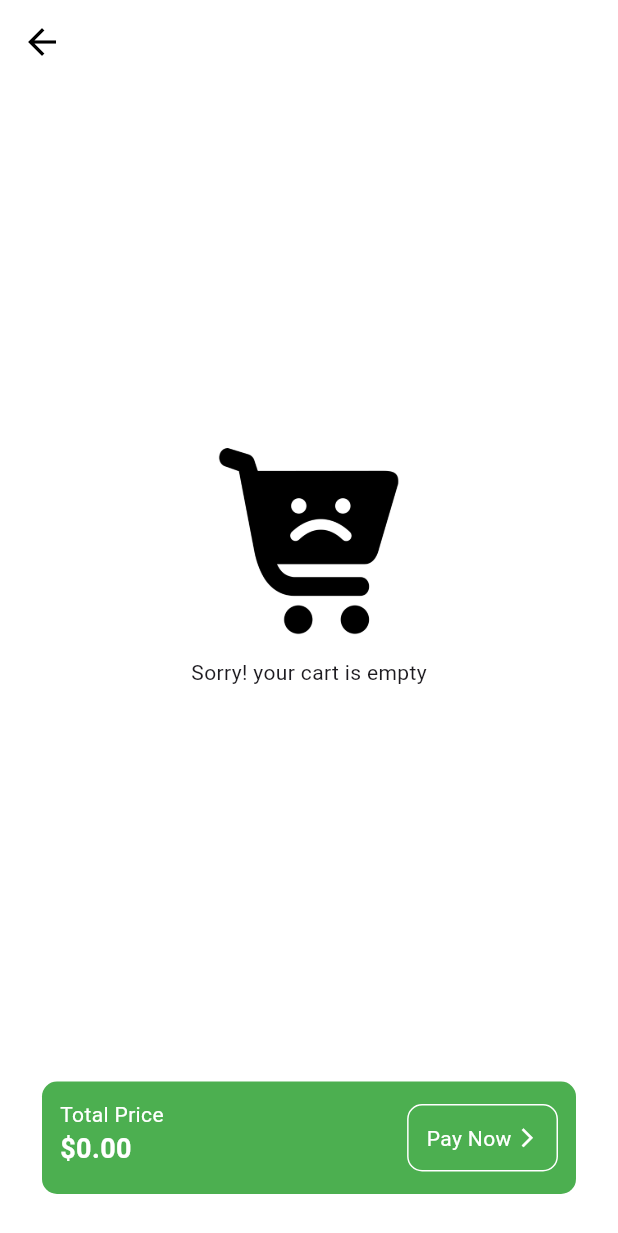
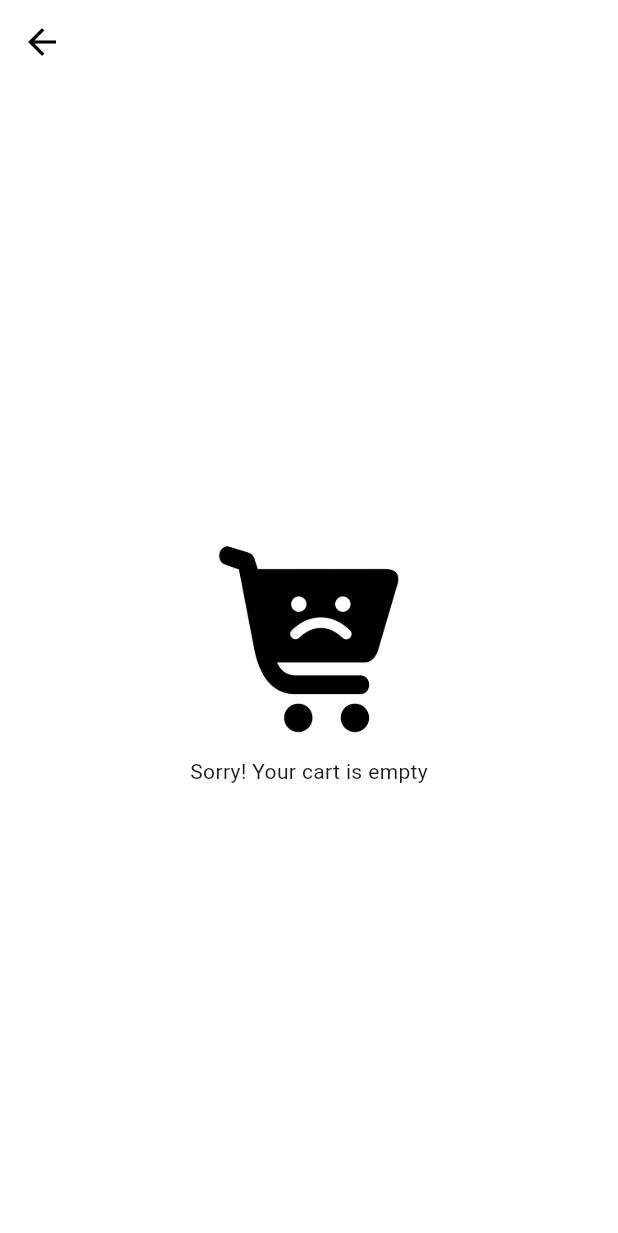
Before and after one commit to zohneertariq01/grocery_app, a Flutter app: the CartScreen screen opened directly, on a phone screen of 412 x 824 dp. Shown: the top 1233 px of the screen. Run offline on Flutter 3.47's test engine with Material 3 defaults, Android fonts, the phone set to English and light mode, and no system bars; our stand-ins replace google_fonts, shared_preferences; accounts and stored records are empty; generated files the repository leaves out were written again.

Commit message:
New Files

```diff
--- a/lib/l10n/app_en.arb
+++ b/lib/l10n/app_en.arb
@@ -1,3 +1,3 @@
 {
-   "helloWorld": "Hello World"
+   "helloWorld": "Grocery App"
 }
--- a/lib/main.dart
+++ b/lib/main.dart
@@ -30,7 +30,7 @@ class MyApp extends StatelessWidget {
           return MaterialApp(
             debugShowCheckedModeBanner: false,
             title: 'Flutter Demo',
-            locale: Locale('es'),
+            locale: Locale('en'),
             localizationsDelegates: [
               AppLocalizations.delegate,
               GlobalMaterialLocalizations.delegate,
--- a/lib/screens/cart_screen.dart
+++ b/lib/screens/cart_screen.dart
@@ -17,7 +17,7 @@ class CartScreen extends StatelessWidget {
         centerTitle: true,
       ),
       body: Consumer<GroceryProvider>(builder: (context, value, child) {
-          return value.cartItems.length == 0
+        return value.cartItems.isEmpty
             ? Center(
                 child: Column(
                   mainAxisAlignment: MainAxisAlignment.center,
@@ -28,7 +28,7 @@ class CartScreen extends StatelessWidget {
                       image: AssetImage("assets/images/cart.png"),
                     ),
                     SizedBox(height: 8.0),
-                      Text("Sorry! your cart is empty"),
+                    Text("Sorry! Your cart is empty"),
                   ],
                 ),
               )
@@ -43,14 +43,13 @@ class CartScreen extends StatelessWidget {
                       style: TextStyle(
                         fontSize: 36.0,
                         fontWeight: FontWeight.bold,
-                            fontFamily: GoogleFonts.notoSerif().fontFamily),
+                        fontFamily: GoogleFonts.notoSerif().fontFamily,
+                      ),
                     ),
                   ),
                   Expanded(
                     child: ListView.builder(
                       padding: EdgeInsets.all(12.0),
-                          shrinkWrap: true,
-                          primary: false,
                       itemCount: value.cartItems.length,
                       itemBuilder: (context, index) {
                         return Padding(
@@ -66,13 +65,12 @@ class CartScreen extends StatelessWidget {
                               title: Text(
                                 value.cartItems[index][0],
                                 style: TextStyle(
-                                        fontFamily:
-                                            GoogleFonts.aBeeZee().fontFamily),
+                                  fontFamily: GoogleFonts.aBeeZee().fontFamily,
+                                ),
                               ),
                               leading: Image(
                                 height: 36,
-                                    image:
-                                        AssetImage(value.cartItems[index][2]),
+                                image: AssetImage(value.cartItems[index][2]),
                               ),
                               trailing: InkWell(
                                 onTap: () {
@@ -83,17 +81,21 @@ class CartScreen extends StatelessWidget {
                                   color: Colors.red,
                                 ),
                               ),
-                                  subtitle:
-                                      Text("\$" + value.cartItems[index][1]),
+                              subtitle: Text("\$" + value.cartItems[index][1]),
                             ),
                           ),
                         );
-                          }),
+                      },
+                    ),
                   ),
                 ],
               );
       }),
-        bottomNavigationBar: Padding(
+      bottomNavigationBar: Consumer<GroceryProvider>(
+        builder: (context, value, child) {
+          return value.cartItems.isEmpty
+              ? SizedBox.shrink()
+              : Padding(
                   padding: const EdgeInsets.all(28.0),
                   child: Container(
                     padding: EdgeInsets.all(12.0),
@@ -116,7 +118,8 @@ class CartScreen extends StatelessWidget {
                                 color: Colors.white,
                               ),
                             ),
-                    Consumer<GroceryProvider>(builder: (context, value, child) {
+                            Consumer<GroceryProvider>(
+                                builder: (context, value, child) {
                               return Text(
                                 "\$" + value.calculateItems(),
                                 style: TextStyle(
@@ -147,7 +150,8 @@ class CartScreen extends StatelessWidget {
                                   "Pay Now",
                                   style: TextStyle(
                                     color: Colors.white,
-                            fontFamily: GoogleFonts.aBeeZee().fontFamily,
+                                    fontFamily:
+                                        GoogleFonts.aBeeZee().fontFamily,
                                   ),
                                 ),
                               ),
@@ -163,6 +167,9 @@ class CartScreen extends StatelessWidget {
                       ],
                     ),
                   ),
-        ));
+                );
+        },
+      ),
+    );
   }
 }
--- a/lib/screens/home_screen.dart
+++ b/lib/screens/home_screen.dart
@@ -22,6 +22,7 @@ class _HomeScreenState extends State<HomeScreen> {
     return Scaffold(
       appBar: AppBar(
         title: Text(AppLocalizations.of(context)!.helloWorld),
+        centerTitle: true,
       ),
       backgroundColor: Colors.white,
       body: Column(
```
Lines whose indentation alone changed are shown as unchanged.
